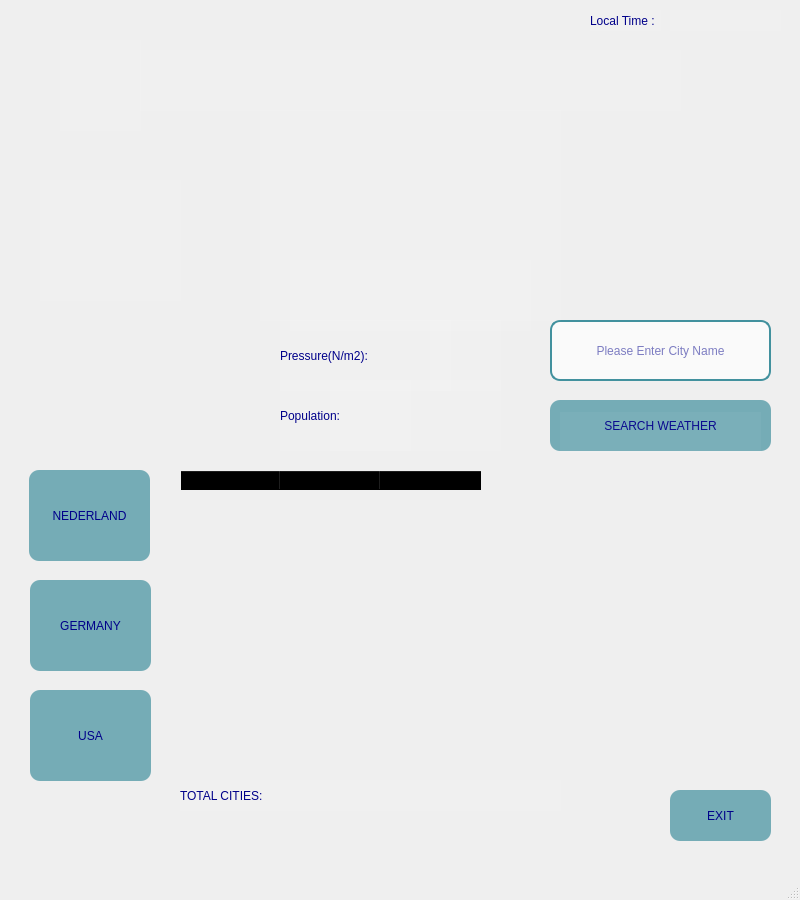
The window that weather.ui (yunusdonmez-dev/Class_3_team_3_project_3) describes before a commit, drawn with Qt 5.
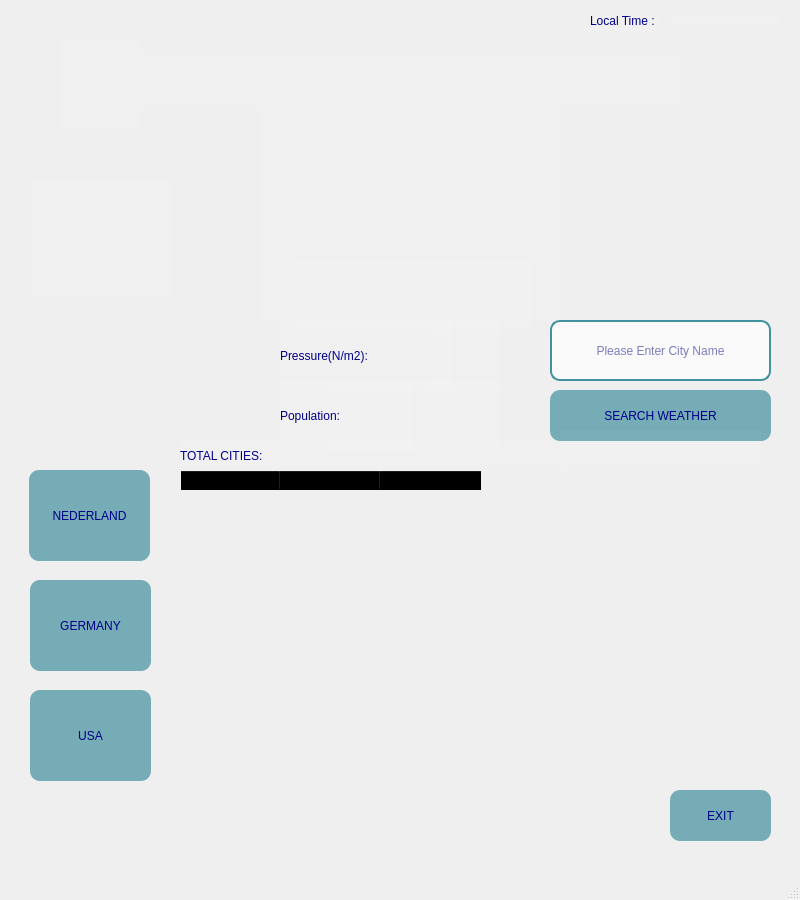
The same window after the commit.

Patch:
```diff
--- a/weather.ui
+++ b/weather.ui
@@ -18,7 +18,7 @@
   </property>
   <property name="maximumSize">
    <size>
-    <width>800</width>
+    <width>141</width>
     <height>900</height>
    </size>
   </property>
@@ -184,7 +184,7 @@
     <property name="geometry">
      <rect>
       <x>550</x>
-      <y>400</y>
+      <y>390</y>
       <width>221</width>
       <height>51</height>
      </rect>
@@ -293,7 +293,7 @@
    <widget class="QLabel" name="la_region">
     <property name="geometry">
      <rect>
-      <x>40</x>
+      <x>30</x>
       <y>180</y>
       <width>141</width>
       <height>121</height>
@@ -445,7 +445,7 @@
     <property name="geometry">
      <rect>
       <x>560</x>
-      <y>412</y>
+      <y>430</y>
       <width>201</width>
       <height>41</height>
      </rect>
@@ -502,7 +502,7 @@
     <property name="geometry">
      <rect>
       <x>180</x>
-      <y>780</y>
+      <y>440</y>
       <width>381</width>
       <height>31</height>
      </rect>
```
Left out of the diff: 2 changed lines with no effect on the pictures.
